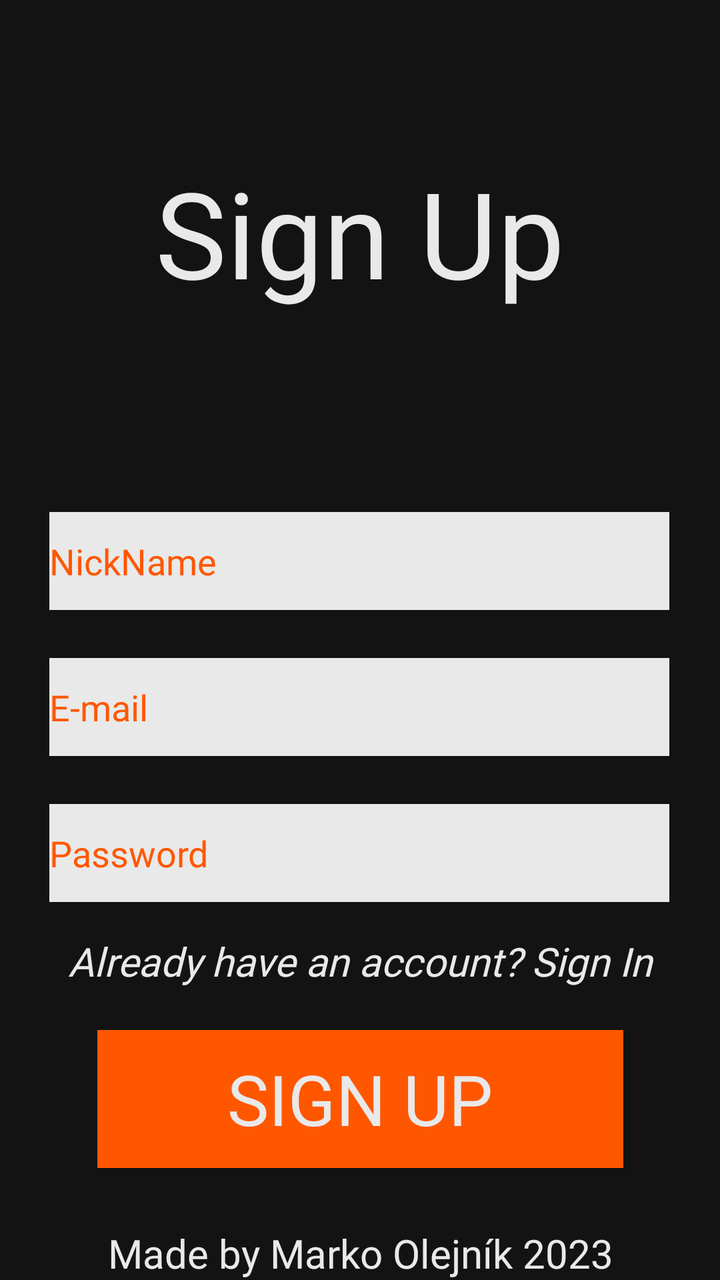
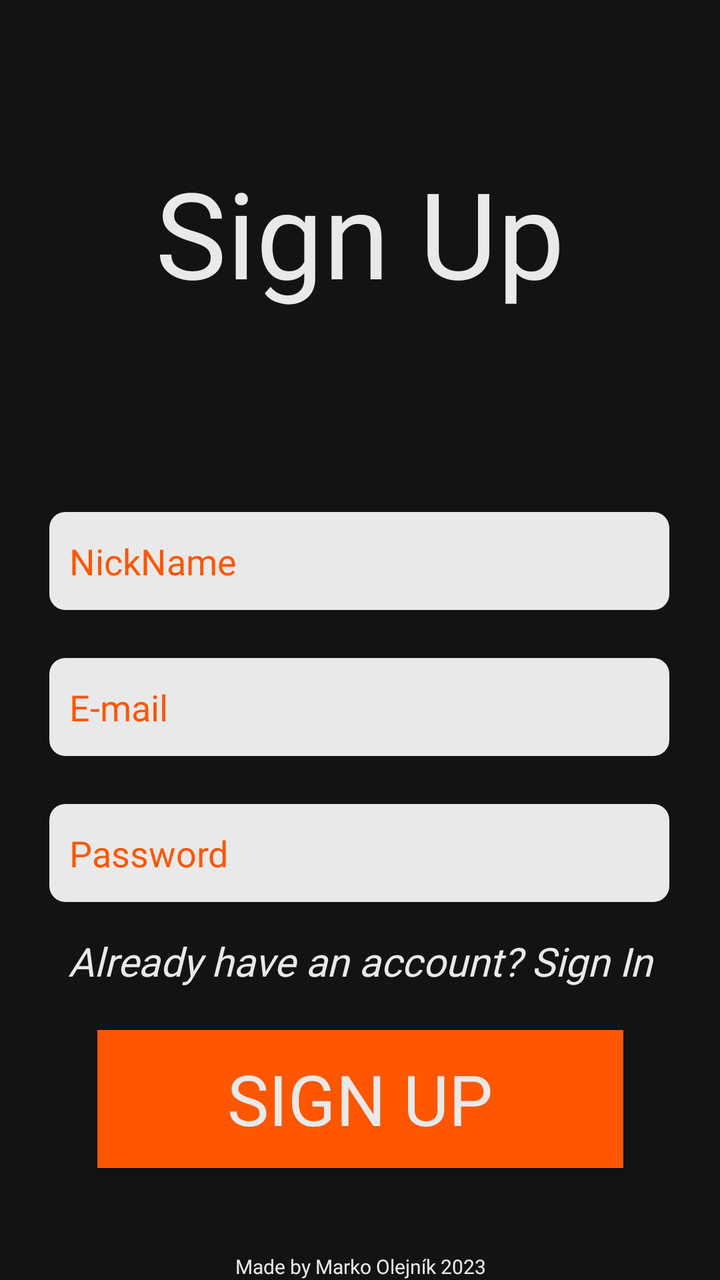

An Android layout rendered at two revisions. The XML below is the earlier revision; the diff shows what the commit changed to produce the second picture.
<!-- AndroidManifest.xml: application theme Theme.AppCompat.NoActionBar -->
<!-- res/layout/activity_register.xml -->
<?xml version="1.0" encoding="utf-8"?>
<androidx.constraintlayout.widget.ConstraintLayout xmlns:android="http://schemas.android.com/apk/res/android"
    xmlns:app="http://schemas.android.com/apk/res-auto"
    xmlns:tools="http://schemas.android.com/tools"
    android:layout_width="match_parent"
    android:layout_height="match_parent"
    android:background="@color/background"
    tools:context=".RegisterActivity">

    <TextView
        android:id="@+id/signup"
        android:layout_width="match_parent"
        android:layout_height="wrap_content"
        android:layout_marginTop="76dp"
        android:fontFamily="@font/days_one"
        android:gravity="center"
        android:text="Sign Up"
        android:textColor="@color/foreground"
        android:textSize="60sp"
        app:layout_constraintEnd_toEndOf="parent"
        app:layout_constraintHorizontal_bias="0.0"
        app:layout_constraintStart_toStartOf="parent"
        app:layout_constraintTop_toTopOf="parent" />

    <EditText
        android:id="@+id/editTextNickname"
        android:layout_width="310dp"
        android:layout_height="49dp"
        android:layout_marginTop="100dp"
        android:background="@color/foreground"
        android:ems="10"
        android:fontFamily="@font/days_one"
        android:hint="NickName"
        android:inputType="textPersonName"
        android:textColor="@color/background"
        android:textColorHint="@color/colorAccent"
        app:layout_constraintEnd_toEndOf="parent"
        app:layout_constraintHorizontal_bias="0.495"
        app:layout_constraintStart_toStartOf="parent"
        app:layout_constraintTop_toBottomOf="@+id/signup" />

    <EditText
        android:id="@+id/editTextEmail"
        android:layout_width="310dp"
        android:layout_height="49dp"
        android:layout_marginTop="24dp"
        android:background="@color/foreground"
        android:ems="10"
        android:fontFamily="@font/days_one"
        android:hint="E-mail"
        android:inputType="textEmailAddress"
        android:textColor="@color/background"
        android:textColorHint="@color/colorAccent"
        app:layout_constraintEnd_toEndOf="parent"
        app:layout_constraintHorizontal_bias="0.495"
        app:layout_constraintStart_toStartOf="parent"
        app:layout_constraintTop_toBottomOf="@+id/editTextNickname" />

    <EditText
        android:id="@+id/editTextPass"
        android:layout_width="310dp"
        android:layout_height="49dp"
        android:layout_marginTop="24dp"
        android:background="@color/foreground"
        android:ems="10"
        android:fontFamily="@font/days_one"
        android:hint="Password"
        android:inputType="textPassword"
        android:textColor="@color/background"
        android:textColorHint="@color/colorAccent"
        app:layout_constraintEnd_toEndOf="parent"
        app:layout_constraintHorizontal_bias="0.495"
        app:layout_constraintStart_toStartOf="parent"
        app:layout_constraintTop_toBottomOf="@+id/editTextEmail" />

    <Button
        android:id="@+id/signUpButton"
        android:layout_width="263dp"
        android:layout_height="69dp"
        android:layout_marginTop="64dp"
        android:clickable="true"
        android:fontFamily="@font/days_one"
        android:gravity="center"
        android:onClick="userRegistration"
        android:text="Sign Up"
        android:textColor="@color/foreground"
        android:background="@color/colorAccent"
        android:textSize="35sp"
        app:layout_constraintEnd_toEndOf="parent"
        app:layout_constraintStart_toStartOf="parent"
        app:layout_constraintTop_toBottomOf="@+id/editTextPass" />

    <TextView
        android:id="@+id/goSignIn"
        android:layout_width="match_parent"
        android:layout_height="wrap_content"
        android:layout_marginTop="16dp"
        android:clickable="true"
        android:fontFamily="@font/days_one"
        android:gravity="center"
        android:onClick="signIn"
        android:text="Already have an account? Sign In"
        android:textColor="@color/foreground"
        android:textSize="20sp"
        android:textStyle="italic"
        app:layout_constraintEnd_toEndOf="parent"
        app:layout_constraintHorizontal_bias="0.0"
        app:layout_constraintStart_toStartOf="parent"
        app:layout_constraintTop_toBottomOf="@id/editTextPass" />

    <TextView
        android:layout_width="match_parent"
        android:layout_height="wrap_content"
        android:layout_marginTop="40dp"
        android:fontFamily="@font/days_one"
        android:gravity="center"
        android:text="Made by Marko Olejník 2023"
        android:textColor="@color/foreground"
        android:textSize="20sp"
        app:layout_constraintBottom_toBottomOf="parent"
        app:layout_constraintEnd_toEndOf="parent"
        app:layout_constraintStart_toStartOf="parent" />
</androidx.constraintlayout.widget.ConstraintLayout>
<!-- resources referenced by this layout -->
<resources>
  <color name="background">#131313</color>
  <color name="colorAccent">#FF5700</color>
  <color name="foreground">#E9E9E9</color>
</resources>

<!-- the commit's change to res/layout/activity_register.xml (unified diff, before → after) -->
@@ -27,13 +27,14 @@
         android:layout_width="310dp"
         android:layout_height="49dp"
         android:layout_marginTop="100dp"
-        android:background="@color/foreground"
+        android:background="@drawable/round_edittext"
         android:ems="10"
         android:fontFamily="@font/days_one"
         android:hint="NickName"
         android:inputType="textPersonName"
         android:textColor="@color/background"
         android:textColorHint="@color/colorAccent"
+        android:padding="10dp"
         app:layout_constraintEnd_toEndOf="parent"
         app:layout_constraintHorizontal_bias="0.495"
         app:layout_constraintStart_toStartOf="parent"
@@ -44,13 +45,14 @@
         android:layout_width="310dp"
         android:layout_height="49dp"
         android:layout_marginTop="24dp"
-        android:background="@color/foreground"
+        android:background="@drawable/round_edittext"
         android:ems="10"
         android:fontFamily="@font/days_one"
         android:hint="E-mail"
         android:inputType="textEmailAddress"
         android:textColor="@color/background"
         android:textColorHint="@color/colorAccent"
+        android:padding="10dp"
         app:layout_constraintEnd_toEndOf="parent"
         app:layout_constraintHorizontal_bias="0.495"
         app:layout_constraintStart_toStartOf="parent"
@@ -61,13 +63,14 @@
         android:layout_width="310dp"
         android:layout_height="49dp"
         android:layout_marginTop="24dp"
-        android:background="@color/foreground"
+        android:background="@drawable/round_edittext"
         android:ems="10"
         android:fontFamily="@font/days_one"
         android:hint="Password"
         android:inputType="textPassword"
         android:textColor="@color/background"
         android:textColorHint="@color/colorAccent"
+        android:padding="10dp"
         app:layout_constraintEnd_toEndOf="parent"
         app:layout_constraintHorizontal_bias="0.495"
         app:layout_constraintStart_toStartOf="parent"
@@ -116,7 +119,7 @@
         android:gravity="center"
         android:text="Made by Marko Olejník 2023"
         android:textColor="@color/foreground"
-        android:textSize="20sp"
+        android:textSize="10sp"
         app:layout_constraintBottom_toBottomOf="parent"
         app:layout_constraintEnd_toEndOf="parent"
         app:layout_constraintStart_toStartOf="parent" />
<!-- resource entries referenced after the edit -->
@@ -3,5 +3,11 @@
   <color name="background">#131313</color>
   <color name="colorAccent">#FF5700</color>
   <color name="foreground">#E9E9E9</color>
+  <!-- drawable round_edittext (drawable) -->
+  <shape xmlns:android="http://schemas.android.com/apk/res/android">
+      <solid android:color="@color/foreground" /> 
+  
+      <corners android:radius="8dp" /> 
+  </shape>
 </resources>
 
